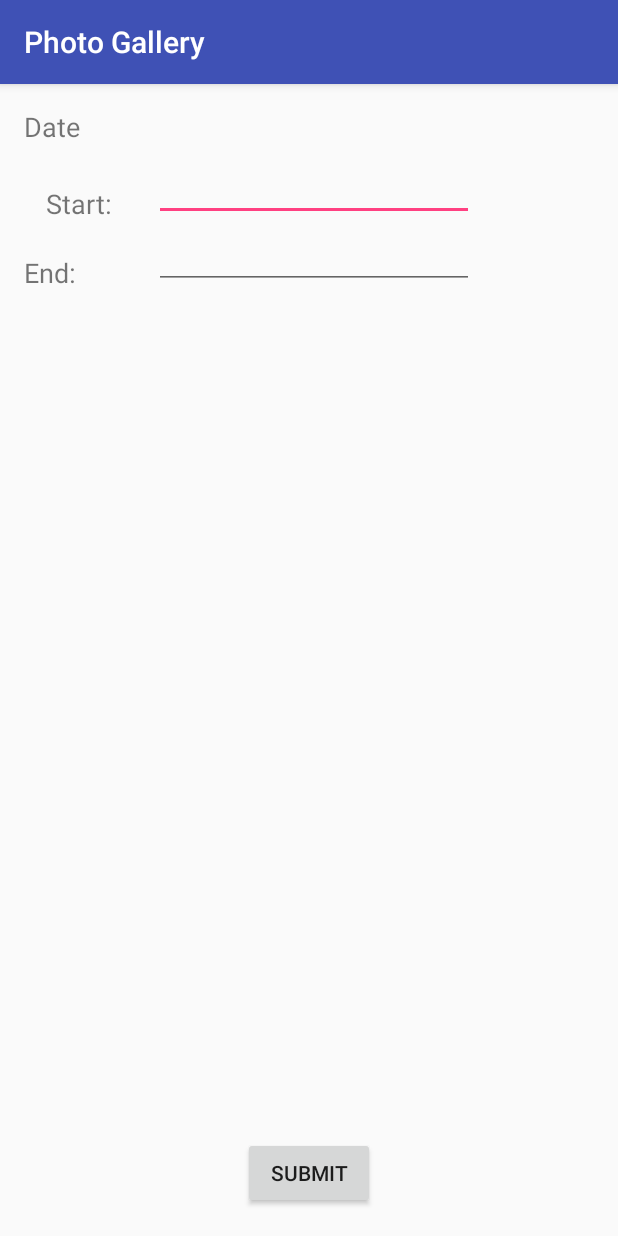
After one commit to AaronPua/COMP7081PhotoGallery, an Android app: the SearchActivity screen opened directly, with no data from a screen before it, on a phone screen of 412 x 824 dp. The commit adds this screen. Run offline under Robolectric (Android 15) with nearby library versions, the phone set to English and light mode, and no system bars.

Commit message:
WIP Search function.

```diff
--- /dev/null
+++ b/app/src/main/java/comp7081/photogallery/SearchActivity.java
@@ -0,0 +1,20 @@
+package comp7081.photogallery;
+
+import android.content.Intent;
+import android.support.v7.app.AppCompatActivity;
+import android.os.Bundle;
+import android.view.View;
+
+public class SearchActivity extends AppCompatActivity {
+
+    @Override
+    protected void onCreate(Bundle savedInstanceState) {
+        super.onCreate(savedInstanceState);
+        setContentView(R.layout.activity_search);
+    }
+
+    public void onFilterSubmit(View view) {
+        Intent intent = new Intent(this, MainActivity.class);
+        startActivity(intent);
+    }
+}
--- /dev/null
+++ b/app/src/main/res/layout/activity_search.xml
@@ -0,0 +1,79 @@
+<?xml version="1.0" encoding="utf-8"?>
+<android.support.constraint.ConstraintLayout xmlns:android="http://schemas.android.com/apk/res/android"
+    xmlns:app="http://schemas.android.com/apk/res-auto"
+    xmlns:tools="http://schemas.android.com/tools"
+    android:layout_width="match_parent"
+    android:layout_height="match_parent"
+    tools:context=".SearchActivity">
+
+    <TextView
+        android:id="@+id/textView"
+        android:layout_width="44dp"
+        android:layout_height="30dp"
+        android:layout_marginStart="16dp"
+        android:layout_marginTop="16dp"
+        android:text="Date"
+        android:textSize="18sp"
+        app:layout_constraintStart_toStartOf="parent"
+        app:layout_constraintTop_toTopOf="parent" />
+
+    <TextView
+        android:id="@+id/textView2"
+        android:layout_width="wrap_content"
+        android:layout_height="wrap_content"
+        android:layout_marginBottom="21dp"
+        android:layout_marginEnd="14dp"
+        android:layout_marginStart="16dp"
+        android:layout_marginTop="21dp"
+        android:text="Start:"
+        android:textSize="18sp"
+        app:layout_constraintBottom_toTopOf="@+id/textView3"
+        app:layout_constraintEnd_toStartOf="@+id/editText2"
+        app:layout_constraintStart_toStartOf="parent"
+        app:layout_constraintTop_toBottomOf="@+id/textView" />
+
+    <TextView
+        android:id="@+id/textView3"
+        android:layout_width="44dp"
+        android:layout_height="25dp"
+        android:layout_marginStart="16dp"
+        android:layout_marginTop="21dp"
+        android:text="End:"
+        android:textSize="18sp"
+        app:layout_constraintStart_toStartOf="parent"
+        app:layout_constraintTop_toBottomOf="@+id/textView2" />
+
+    <EditText
+        android:id="@+id/editText2"
+        android:layout_width="wrap_content"
+        android:layout_height="wrap_content"
+        android:layout_marginEnd="96dp"
+        android:layout_marginTop="46dp"
+        android:ems="10"
+        android:inputType="date"
+        app:layout_constraintEnd_toEndOf="parent"
+        app:layout_constraintTop_toTopOf="parent" />
+
+    <EditText
+        android:id="@+id/editText3"
+        android:layout_width="wrap_content"
+        android:layout_height="wrap_content"
+        android:layout_marginEnd="96dp"
+        android:ems="10"
+        android:inputType="date"
+        app:layout_constraintEnd_toEndOf="parent"
+        app:layout_constraintTop_toBottomOf="@+id/editText2" />
+
+    <Button
+        android:id="@+id/filterSubmitButton"
+        android:layout_width="wrap_content"
+        android:layout_height="wrap_content"
+        android:layout_marginBottom="18dp"
+        android:layout_marginEnd="148dp"
+        android:layout_marginStart="148dp"
+        android:onClick="onFilterSubmit"
+        android:text="Submit"
+        app:layout_constraintBottom_toBottomOf="parent"
+        app:layout_constraintEnd_toEndOf="parent"
+        app:layout_constraintStart_toStartOf="parent" />
+</android.support.constraint.ConstraintLayout>
```
Also changed, not shown: app/src/main/AndroidManifest.xml (+8 -2 lines), app/src/main/java/comp7081/photogallery/MainActivity.java (+9 -0 lines), app/src/main/res/layout/activity_main.xml (+33 -4 lines).
